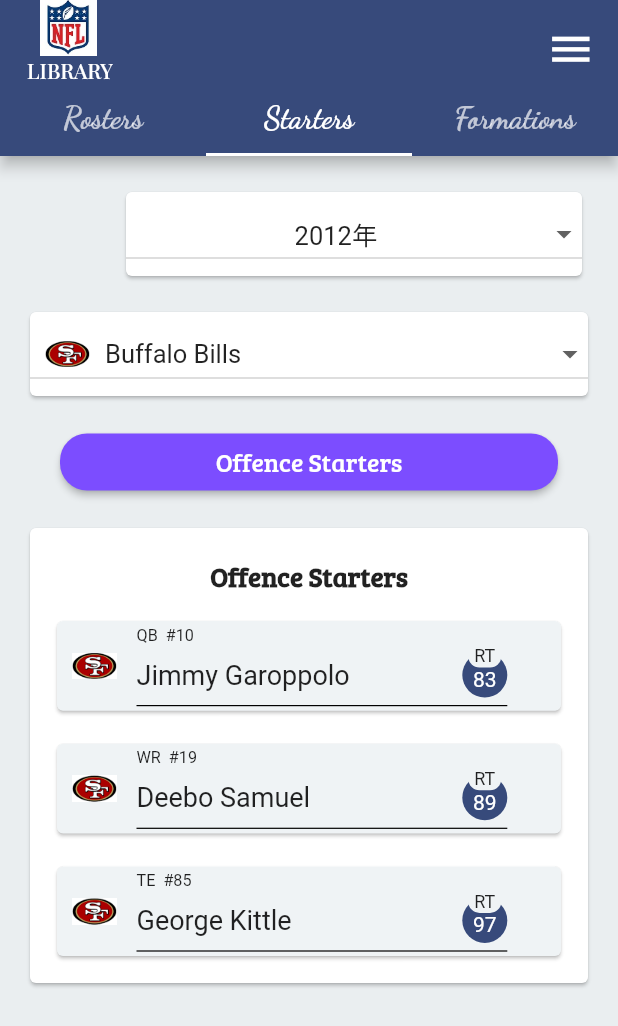
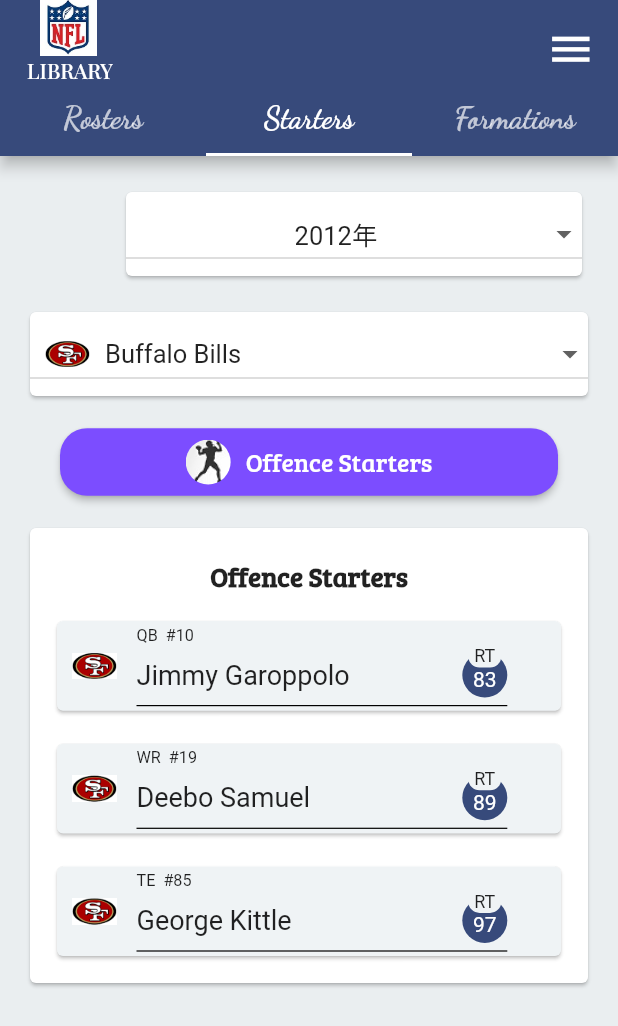
Before and after one commit to toshi1023/nfl-library-app, a Flutter app: the TeamsPage screen opened by its route, tab 2 chosen, on a phone screen of 412 x 824 dp. Shown: the top 1026 px of the screen. Run offline on Flutter 3.47's test engine with Material 2 defaults, Android fonts, the phone set to English and light mode, and no system bars; our stand-ins replace flutter_dotenv, flutter_riverpod; project files that could hold a hidden picture were left out.

Commit message:
ボタンのicon画像を追加

```diff
--- a/lib/components/results/teams/change_button.dart
+++ b/lib/components/results/teams/change_button.dart
@@ -32,6 +32,24 @@ class ChangeButton extends StatelessWidget {
         child: Row(
           mainAxisAlignment: MainAxisAlignment.center,
           children: <Widget> [
+            Container(
+              margin: const EdgeInsets.only(right: 10),
+              width: AppNum.dropDownListImageSize,
+              height: AppNum.dropDownListImageSize,
+              decoration: BoxDecoration(
+                image: DecorationImage(
+                  image: AssetImage(
+                    odflg == 0 ?
+                    'images/icons/offence-logo-resize.jpg'
+                        :
+                    'images/icons/defence-logo-resize.png'
+                  ),
+                  fit: BoxFit.fill,
+                ),
+                borderRadius: const BorderRadius.all( Radius.circular(AppNum.dropDownListImageSize * 0.5)),
+
+              ),
+            ),
             Text(
               odflg == 0 ? offenceSubtitle : defenceSubtitle,
               style: const TextStyle(
--- a/pubspec.yaml
+++ b/pubspec.yaml
@@ -95,6 +95,8 @@ flutter:
      - images/logos/texans_logo.jpg
      - images/logos/titans_logo.jpg
      - images/logos/vikings_logo.jpg
+     - images/icons/defence-logo-resize.png
+     - images/icons/offence-logo-resize.jpg
   #   - images/a_dot_ham.jpeg
 
      - .env
```
Also changed, not shown: images/icons/defence-logo-resize.png (added), images/icons/offence-logo-resize.jpg (added).
